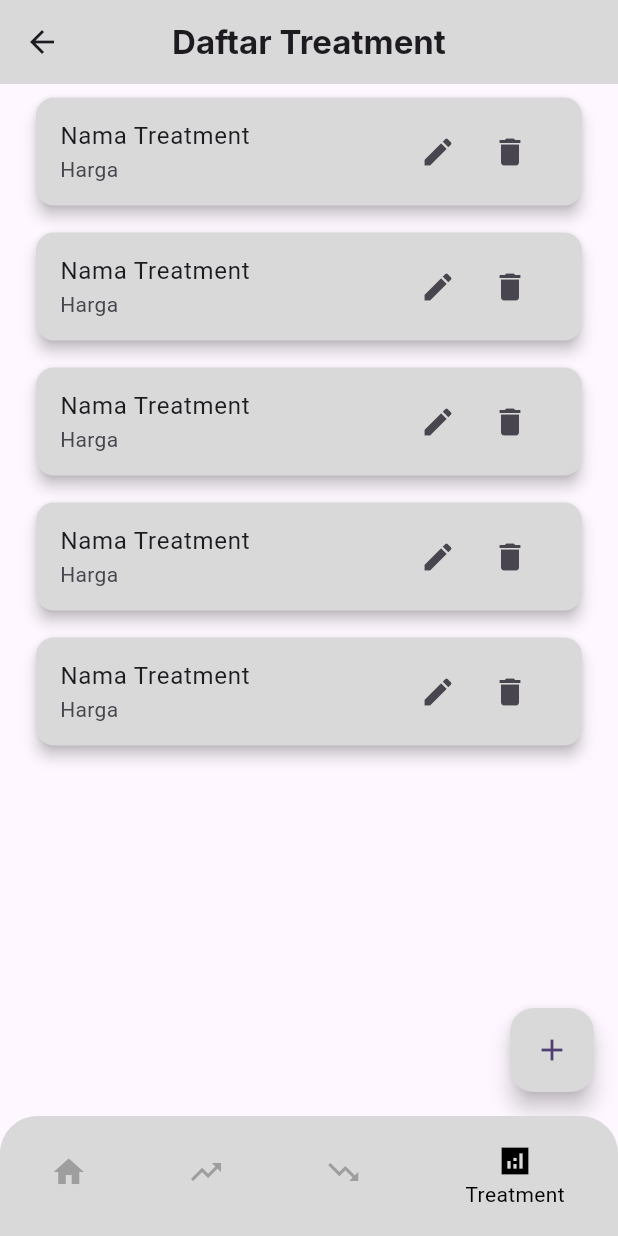
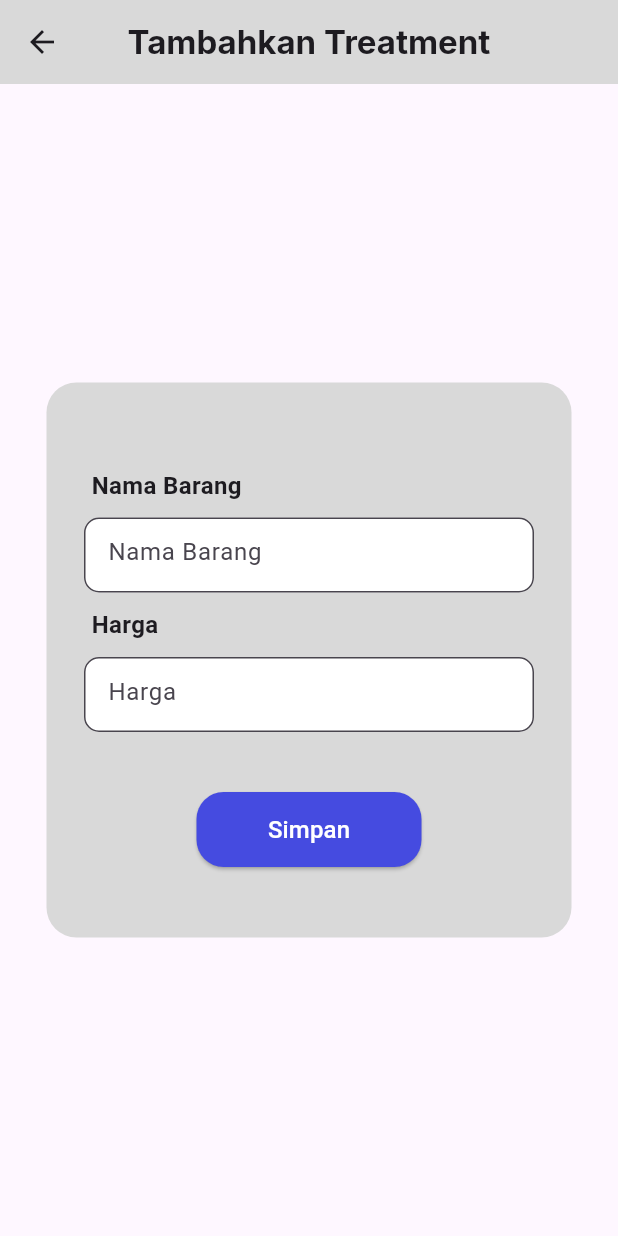
Before and after one commit to prgtyfzh/063_RedlenShoesCleaning, a Flutter app: the DashboardAdmin screen opened directly, item 4 of the bottom bar chosen, after a tap on the "add" icon, on a phone screen of 412 x 824 dp. Run offline on Flutter 3.47's test engine with Material 2 defaults, Android fonts, the phone set to English and light mode, and no system bars; our stand-ins replace cloud_firestore, firebase_auth, firebase_core, google_fonts; accounts and stored records are empty.

Commit message:
membuat form create treatment

```diff
--- a/lib/main.dart
+++ b/lib/main.dart
@@ -1,5 +1,6 @@
 import 'package:firebase_core/firebase_core.dart';
 import 'package:flutter/material.dart';
+import 'package:redlenshoescleaning/view/dashboardadmin.dart';
 import 'package:redlenshoescleaning/view/loginpage.dart';
 
 Future main() async {
@@ -20,7 +21,7 @@ class MyApp extends StatelessWidget {
         colorScheme: ColorScheme.fromSeed(seedColor: Colors.deepPurple),
         useMaterial3: true,
       ),
-      home: LoginPage(),
+      home: const DashboardAdmin(),
     );
   }
 }
--- a/lib/view/dashboardadmin.dart
+++ b/lib/view/dashboardadmin.dart
@@ -2,6 +2,7 @@ import 'package:flutter/material.dart';
 import 'package:google_fonts/google_fonts.dart';
 import 'package:redlenshoescleaning/view/pengeluaran/createpengeluaran.dart';
 import 'package:redlenshoescleaning/view/pengeluaran/updatepengeluaran.dart';
+import 'package:redlenshoescleaning/view/treatment/createtreatment.dart';
 
 class DashboardAdmin extends StatefulWidget {
   const DashboardAdmin({Key? key}) : super(key: key);
@@ -352,12 +353,12 @@ class _DashboardAdminState extends State<DashboardAdmin> {
           ),
           floatingActionButton: FloatingActionButton(
             onPressed: () {
-              // Navigator.push(
-              //   context,
-              //   MaterialPageRoute(
-              //     builder: (context) => const AddContact(),
-              //   ),
-              // );
+              Navigator.push(
+                context,
+                MaterialPageRoute(
+                  builder: (context) => const CreateTreatment(),
+                ),
+              );
             },
             backgroundColor: const Color(0xFFD9D9D9),
             child: const Icon(Icons.add),
--- /dev/null
+++ b/lib/view/treatment/createtreatment.dart
@@ -0,0 +1,145 @@
+import 'package:flutter/material.dart';
+import 'package:google_fonts/google_fonts.dart';
+
+class CreateTreatment extends StatefulWidget {
+  const CreateTreatment({super.key});
+
+  @override
+  State<CreateTreatment> createState() => _CreateTreatmentState();
+}
+
+class _CreateTreatmentState extends State<CreateTreatment> {
+  @override
+  Widget build(BuildContext context) {
+    return Scaffold(
+      appBar: AppBar(
+        backgroundColor: const Color(0xFFD9D9D9),
+        centerTitle: true,
+        title: Text(
+          'Tambahkan Treatment',
+          style: GoogleFonts.inter(
+            fontWeight: FontWeight.bold,
+          ),
+        ),
+      ),
+      body: Center(
+        child: Padding(
+          padding: const EdgeInsets.all(20.0),
+          child: Container(
+            width: 350,
+            height: 370,
+            decoration: BoxDecoration(
+              color: const Color(0xFFD9D9D9),
+              borderRadius: BorderRadius.circular(20),
+            ),
+            child: Center(
+              child: Column(
+                mainAxisAlignment: MainAxisAlignment.center,
+                children: [
+                  const Padding(
+                    padding: EdgeInsets.symmetric(
+                      vertical: 10.0,
+                      horizontal: 30.0,
+                    ),
+                    child: Align(
+                      alignment: Alignment.centerLeft,
+                      child: Text(
+                        'Nama Barang', // Teks di atas TextFormField
+                        style: TextStyle(
+                          fontSize: 16,
+                          fontWeight: FontWeight.bold,
+                        ),
+                        textAlign: TextAlign.start,
+                      ),
+                    ),
+                  ),
+                  SizedBox(
+                    width: 300,
+                    height: 50,
+                    child: TextFormField(
+                      // controller: _tanggalController,
+                      decoration: InputDecoration(
+                        hintText: 'Nama Barang',
+                        border: OutlineInputBorder(
+                          borderRadius: BorderRadius.circular(10.0),
+                        ),
+                        filled: true,
+                        fillColor: Colors.white,
+                      ),
+                    ),
+                  ),
+                  const Padding(
+                    padding: EdgeInsets.symmetric(
+                      vertical: 10.0,
+                      horizontal: 30.0,
+                    ),
+                    child: Align(
+                      alignment: Alignment.centerLeft,
+                      child: Text(
+                        'Harga', // Teks di atas TextFormField
+                        style: TextStyle(
+                          fontSize: 16,
+                          fontWeight: FontWeight.bold,
+                        ),
+                        textAlign: TextAlign.start,
+                      ),
+                    ),
+                  ),
+                  SizedBox(
+                    width: 300,
+                    height: 50,
+                    child: TextFormField(
+                      // controller: _tanggalController,
+                      decoration: InputDecoration(
+                        hintText: 'Harga',
+                        border: OutlineInputBorder(
+                          borderRadius: BorderRadius.circular(10.0),
+                        ),
+                        filled: true,
+                        fillColor: Colors.white,
+                      ),
+                    ),
+                  ),
+                  const SizedBox(height: 40),
+                  ElevatedButton(
+                    onPressed: () {
+                      // Retrieve the values from the text fields
+                      // String tanggal = _tanggalController.text;
+                      // String nama = _namaController.text;
+                      // String harga = _hargaController.text;
+
+                      // Do something with the data (e.g., add it to a list, save to a database, etc.)
+                      // ...
+
+                      // Clear the text fields
+                      // _tanggalController.clear();
+                      // _namaController.clear();
+                      // _hargaController.clear();
+
+                      // Show a snackbar or navigate to a new screen to indicate successful data submission
+                      // ...
+                    },
+                    style: ElevatedButton.styleFrom(
+                      backgroundColor: const Color(0xFF454BE0),
+                      shape: RoundedRectangleBorder(
+                        borderRadius: BorderRadius.circular(18),
+                      ),
+                      minimumSize: const Size(150, 50),
+                    ),
+                    child: const Text(
+                      'Simpan',
+                      style: TextStyle(
+                        fontSize: 16,
+                        color: Colors.white,
+                      ),
+                    ),
+                  ),
+                ],
+              ),
+            ),
+          ),
+        ),
+      ),
+    );
+  }
+}
```
